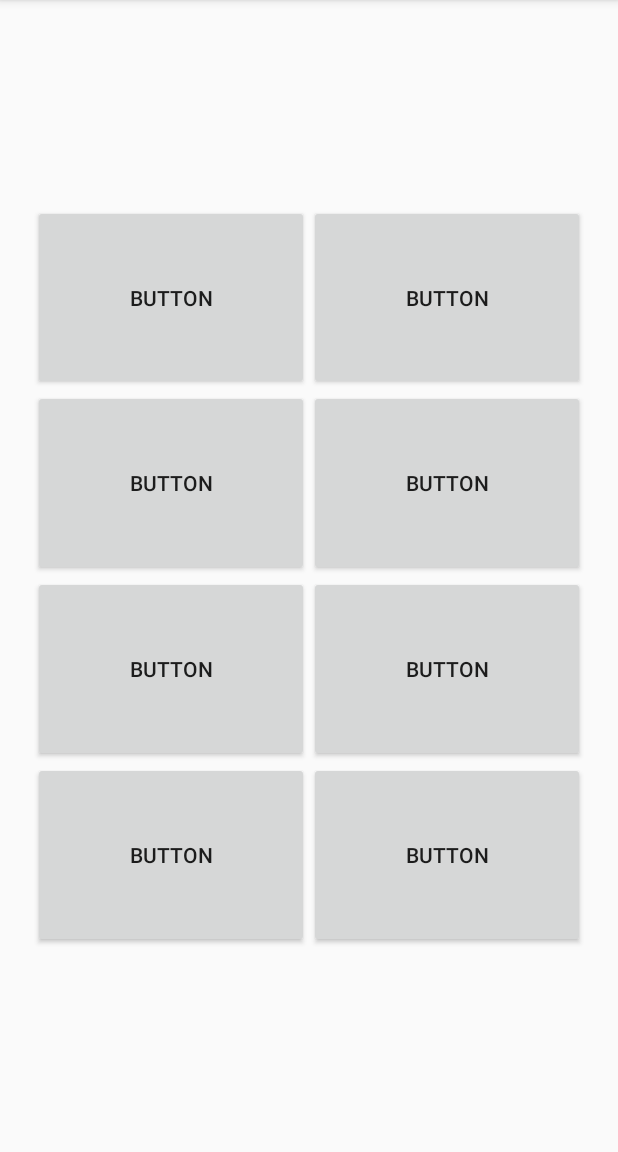
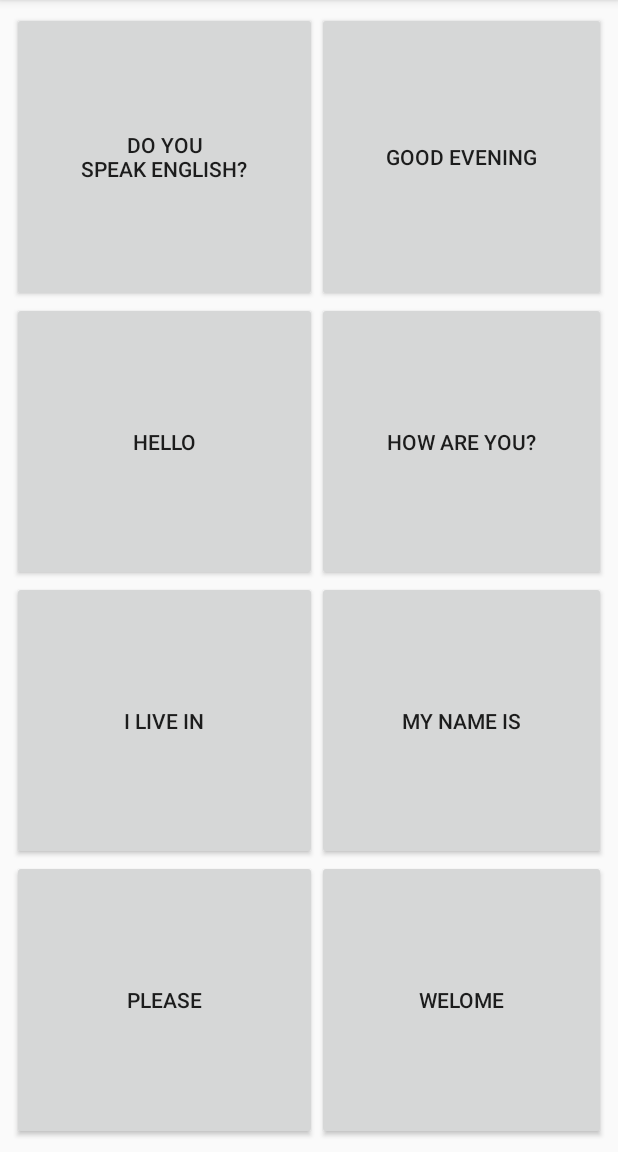
Before and after one commit to ayush12121997/Android_AudioPhrasesApp, an Android app: the screen it shows after launch (MainActivity), on a phone screen of 412 x 824 dp, the part 84-1236 px from its top. Run offline under Robolectric (Android 15) with nearby library versions, the phone set to English and light mode, and no system bars.

Commit message:
Completed app. Added all sound effects for english to french.

```diff
--- a/app/src/main/java/com/example/ayush/audiophrasesapp/MainActivity.java
+++ b/app/src/main/java/com/example/ayush/audiophrasesapp/MainActivity.java
@@ -1,9 +1,57 @@
 package com.example.ayush.audiophrasesapp;
 
+import android.media.MediaPlayer;
 import android.support.v7.app.AppCompatActivity;
 import android.os.Bundle;
+import android.view.View;
 
 public class MainActivity extends AppCompatActivity {
+
+    MediaPlayer mediaPlayer;
+
+    public void playPhrase(View view)
+    {
+        if(view.getTag().equals("Name"))
+        {
+            mediaPlayer = MediaPlayer.create(this, R.raw.mynameis);
+            mediaPlayer.start();
+        }
+        else if(view.getTag().equals("How"))
+        {
+            mediaPlayer = MediaPlayer.create(this, R.raw.howareyou);
+            mediaPlayer.start();
+        }
+        else if(view.getTag().equals("Hello"))
+        {
+            mediaPlayer = MediaPlayer.create(this, R.raw.hello);
+            mediaPlayer.start();
+        }
+        else if(view.getTag().equals("Please"))
+        {
+            mediaPlayer = MediaPlayer.create(this, R.raw.please);
+            mediaPlayer.start();
+        }
+        else if(view.getTag().equals("Welcome"))
+        {
+            mediaPlayer = MediaPlayer.create(this, R.raw.welcome);
+            mediaPlayer.start();
+        }
+        else if(view.getTag().equals("Evening"))
+        {
+            mediaPlayer = MediaPlayer.create(this, R.raw.goodevening);
+            mediaPlayer.start();
+        }
+        else if(view.getTag().equals("Live"))
+        {
+            mediaPlayer = MediaPlayer.create(this, R.raw.ilivein);
+            mediaPlayer.start();
+        }
+        else
+        {
+            mediaPlayer = MediaPlayer.create(this, R.raw.doyouspeakenglish);
+            mediaPlayer.start();
+        }
+    }
 
     @Override
     protected void onCreate(Bundle savedInstanceState) {
--- a/app/src/main/res/layout/activity_main.xml
+++ b/app/src/main/res/layout/activity_main.xml
@@ -7,8 +7,8 @@
     tools:context="com.example.ayush.audiophrasesapp.MainActivity">
 
     <GridLayout
-        android:layout_width="368dp"
-        android:layout_height="495dp"
+        android:layout_width="0dp"
+        android:layout_height="0dp"
         android:layout_marginBottom="8dp"
         android:layout_marginEnd="8dp"
         android:layout_marginStart="8dp"
@@ -21,59 +21,75 @@
         app:layout_constraintTop_toTopOf="parent">
 
         <Button
-            android:id="@+id/button"
-            android:text="Button"
+            android:id="@+id/button1"
+            android:layout_columnWeight="1"
             android:layout_gravity="fill"
-            android:layout_columnWeight="1"
-            android:layout_rowWeight="1" />
+            android:layout_rowWeight="1"
+            android:onClick="playPhrase"
+            android:tag="English"
+            android:text="Do you\nspeak English?" />
 
         <Button
-            android:id="@+id/button"
-            android:text="Button"
+            android:id="@+id/button2"
+            android:layout_columnWeight="1"
             android:layout_gravity="fill"
-            android:layout_columnWeight="1"
-            android:layout_rowWeight="1" />
+            android:layout_rowWeight="1"
+            android:onClick="playPhrase"
+            android:tag="Evening"
+            android:text="Good Evening" />
 
         <Button
-            android:id="@+id/button"
-            android:text="Button"
+            android:id="@+id/button3"
+            android:layout_columnWeight="1"
             android:layout_gravity="fill"
-            android:layout_columnWeight="1"
-            android:layout_rowWeight="1" />
+            android:layout_rowWeight="1"
+            android:onClick="playPhrase"
+            android:tag="Hello"
+            android:text="Hello" />
 
         <Button
-            android:id="@+id/button"
-            android:text="Button"
+            android:id="@+id/button4"
+            android:layout_columnWeight="1"
             android:layout_gravity="fill"
-            android:layout_columnWeight="1"
-            android:layout_rowWeight="1" />
+            android:layout_rowWeight="1"
+            android:onClick="playPhrase"
+            android:tag="How"
+            android:text="How are you?" />
 
         <Button
-            android:id="@+id/button"
-            android:text="Button"
+            android:id="@+id/button5"
+            android:layout_columnWeight="1"
             android:layout_gravity="fill"
-            android:layout_columnWeight="1"
-            android:layout_rowWeight="1" />
+            android:layout_rowWeight="1"
+            android:onClick="playPhrase"
+            android:tag="Live"
+            android:text="I live in" />
 
         <Button
-            android:id="@+id/button"
-            android:text="Button"
+            android:id="@+id/button6"
+            android:layout_columnWeight="1"
             android:layout_gravity="fill"
-            android:layout_columnWeight="1"
-            android:layout_rowWeight="1" />
+            android:layout_rowWeight="1"
+            android:onClick="playPhrase"
+            android:tag="Name"
+            android:text="My name is" />
 
         <Button
-            android:id="@+id/button"
-            android:text="Button"
+            android:id="@+id/button7"
+            android:layout_columnWeight="1"
             android:layout_gravity="fill"
-            android:layout_columnWeight="1"
-            android:layout_rowWeight="1" />
+            android:layout_rowWeight="1"
+            android:onClick="playPhrase"
+            android:tag="Please"
+            android:text="Please" />
 
         <Button
-            android:id="@+id/button"
-            android:text="Button"
+            android:id="@+id/button8"
+            android:layout_columnWeight="1"
             android:layout_gravity="fill"
-            android:layout_columnWeight="1"
-            android:layout_rowWeight="1" />
+            android:layout_rowWeight="1"
+            android:onClick="playPhrase"
+            android:tag="Welcome"
+            android:text="Welome" />
     </GridLayout>
 </android.support.constraint.ConstraintLayout>
```
